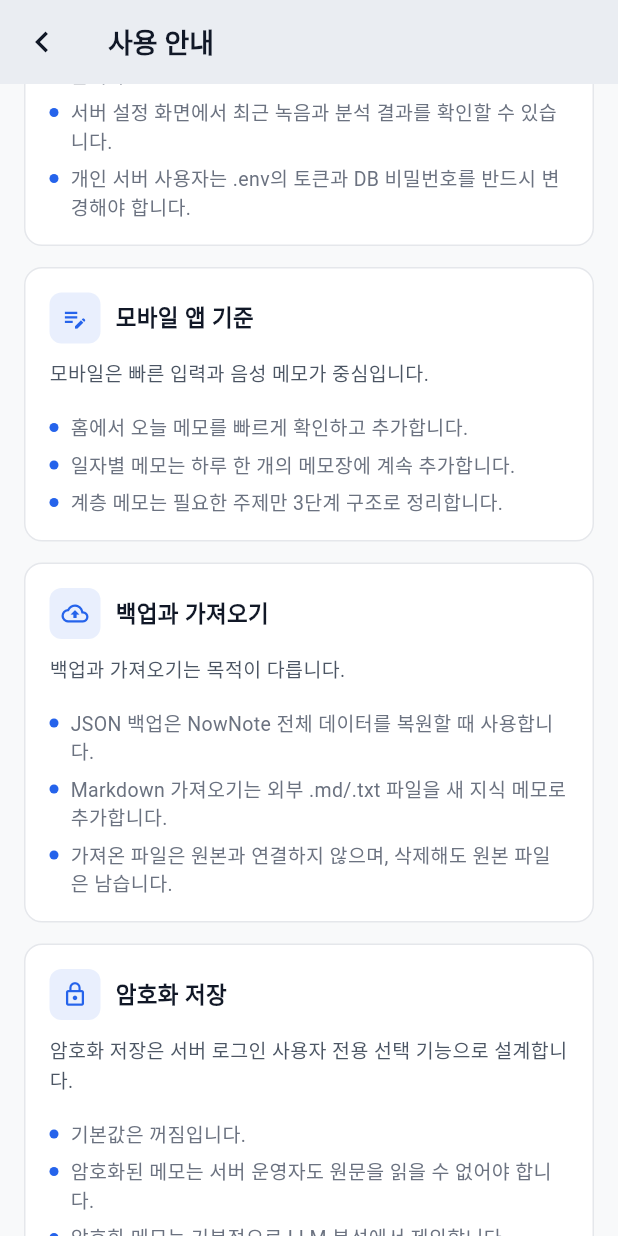
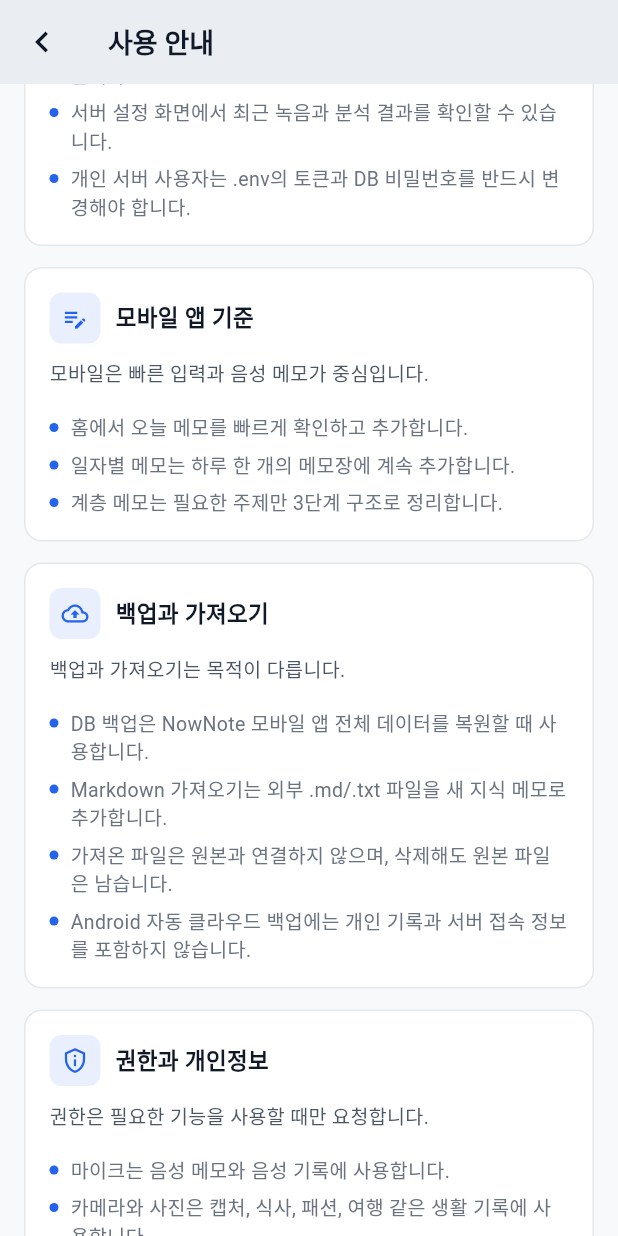
Before and after one commit to cyhuh428-sinsan/Now, a Flutter app: the HelpPage screen opened by its route, scrolled down 576 dp, on a phone screen of 412 x 824 dp. Run offline on Flutter 3.47's test engine with Material 3 defaults, Android fonts, the light colour scheme and no system bars; our stand-ins replace dio, drift, drift_flutter, file_picker, flutter_local_notifications, flutter_riverpod and 12 more; missing offline and left inert: device_calendar, flutter_sound, health; accounts and stored records are empty; generated files the repository leaves out were written again.

Commit message:
docs: clarify mobile backup and privacy help

```diff
--- a/now_app/lib/features/settings/help_page.dart
+++ b/now_app/lib/features/settings/help_page.dart
@@ -40,7 +40,7 @@ class HelpPage extends StatelessWidget {
             points: [
               '설정 없이 바로 사용할 수 있습니다.',
               '메모가 외부 서버로 올라가지 않습니다.',
-              '주기적으로 JSON 백업이나 Markdown 내보내기를 해두는 것이 좋습니다.',
+              '주기적으로 DB 백업이나 Markdown 내보내기를 해두는 것이 좋습니다.',
               '서버 녹음 저장과 서버 분석 작업은 사용할 수 없습니다.',
             ],
           ),
@@ -73,9 +73,22 @@ class HelpPage extends StatelessWidget {
             title: '백업과 가져오기',
             description: '백업과 가져오기는 목적이 다릅니다.',
             points: [
-              'JSON 백업은 NowNote 전체 데이터를 복원할 때 사용합니다.',
+              'DB 백업은 NowNote 모바일 앱 전체 데이터를 복원할 때 사용합니다.',
               'Markdown 가져오기는 외부 .md/.txt 파일을 새 지식 메모로 추가합니다.',
               '가져온 파일은 원본과 연결하지 않으며, 삭제해도 원본 파일은 남습니다.',
+              'Android 자동 클라우드 백업에는 개인 기록과 서버 접속 정보를 포함하지 않습니다.',
+            ],
+          ),
+          SizedBox(height: 14),
+          _HelpSection(
+            icon: Icons.privacy_tip_outlined,
+            title: '권한과 개인정보',
+            description: '권한은 필요한 기능을 사용할 때만 요청합니다.',
+            points: [
+              '마이크는 음성 메모와 음성 기록에 사용합니다.',
+              '카메라와 사진은 캡처, 식사, 패션, 여행 같은 생활 기록에 사용합니다.',
+              '캘린더와 Health Connect는 사용자가 허용한 경우에만 조회합니다.',
+              '서버 연결을 켠 경우에만 메모, 녹음, 분석 입력이 지정한 서버로 전송될 수 있습니다.',
             ],
           ),
           SizedBox(height: 14),
--- a/now_app/lib/features/settings/settings_page.dart
+++ b/now_app/lib/features/settings/settings_page.dart
@@ -646,7 +646,7 @@ class _BackupCardState extends ConsumerState<_BackupCard> {
                               fontSize: 15,
                               fontWeight: FontWeight.w500,
                               color: Color(0xFF111827))),
-                      Text('DB 파일을 공유/저장합니다',
+                      Text('로컬 DB를 사용자가 선택한 위치에 저장합니다',
                           style: TextStyle(
                               fontSize: 12, color: Color(0xFF9CA3AF))),
                     ],
@@ -698,7 +698,7 @@ class _BackupCardState extends ConsumerState<_BackupCard> {
                               fontSize: 15,
                               fontWeight: FontWeight.w500,
                               color: Color(0xFF111827))),
-                      Text('.db 백업 파일로 복원합니다',
+                      Text('현재 데이터를 .db 백업 파일로 교체합니다',
                           style: TextStyle(
                               fontSize: 12, color: Color(0xFF9CA3AF))),
                     ],
```
